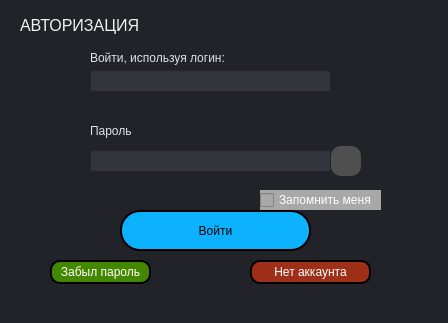
The window that ui/auth_form.ui (k0swel/mpu_project) describes before a commit, drawn with Qt 5.
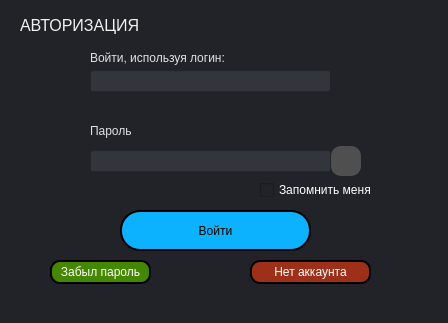
The same window after the commit. Icons and pictures are not drawn.

What changed in the file:
```diff
--- a/ui/auth_form.ui
+++ b/ui/auth_form.ui
@@ -380,7 +380,7 @@
    <property name="geometry">
     <rect>
      <x>260</x>
-     <y>190</y>
+     <y>180</y>
      <width>121</width>
      <height>20</height>
     </rect>
@@ -388,7 +388,7 @@
    <property name="styleSheet">
     <string notr="true">QCheckBox#checkBox_remamber_me {
 	color: white;
-	background-color: rgb(168, 168, 168);
+	background-color: rgb(33, 35, 40);
 	font-size: 12px;
 }
 
```
Left out of the diff: 12 changed lines with no effect on the pictures.
